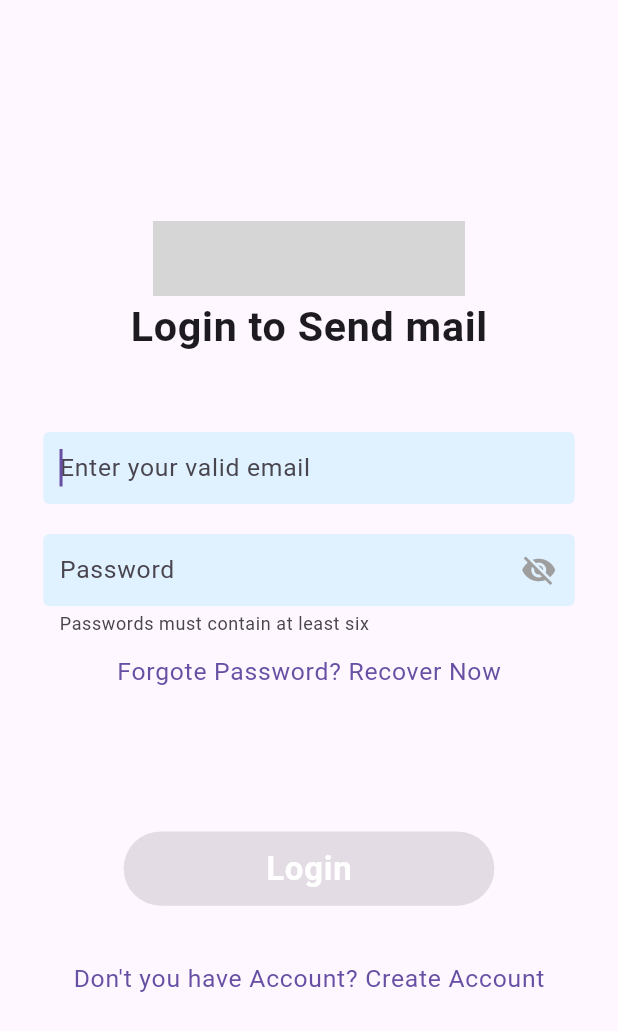
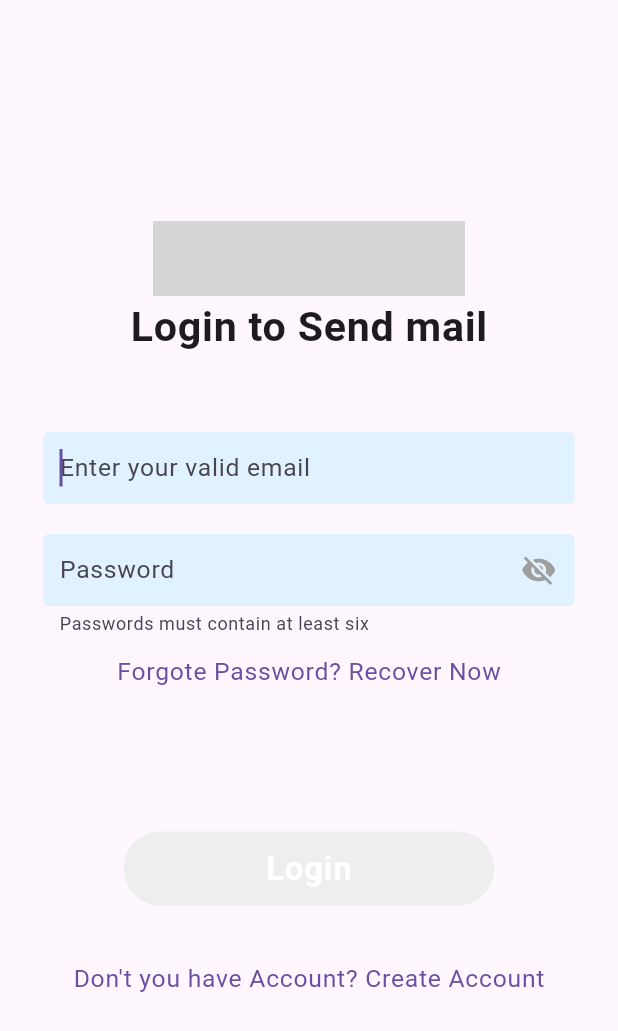
Before and after one commit to sattar-kuet/docs24, a Flutter app: the screen it shows after launch, on a phone screen of 412 x 824 dp. Shown: the top 1031 px of the screen. Run offline on Flutter 3.47's test engine with Material 3 defaults, Android fonts, the light colour scheme and no system bars; drawn by our look-alikes of loading_overlay; our stand-ins replace bloc, csc_picker, date_field, equatable, file_picker, flutter_bloc and 8 more; missing offline and left inert: custom_searchable_dropdown, document_viewer, easy_autocomplete, syncfusion_flutter_signaturepad; network calls fail; statements that could not run were skipped; grey boxes are pictures that could not be loaded.

Commit message:
login button enable color change

```diff
--- a/lib/page/Auth/Login/LoginView.dart
+++ b/lib/page/Auth/Login/LoginView.dart
@@ -105,6 +105,18 @@ class LoginView extends StatelessWidget {
                                           password: stateAction
                                               .passwordController.value.text)
                                   : null,
+                              style: ButtonStyle(
+                                backgroundColor: MaterialStateProperty.resolveWith<Color>(
+                                      (Set<MaterialState> states) {
+                                    if (stateAction.isbtnEnabl) {
+                                      // Return the color when the button is disabled
+                                      return Colors.blue.shade200; // Change this to your desired color
+                                    }
+                                    // Return the color when the button is enabled
+                                    return Colors.grey.shade200; // Change this to your desired color
+                                  },
+                                ),
+                              ),
                               child: Text(
                                 "Login",
                                 style: Theme.of(context)
--- a/lib/page/SendMail/sendMailView.dart
+++ b/lib/page/SendMail/sendMailView.dart
@@ -268,7 +268,7 @@ class _SendMailViewState extends State<SendMailView> {
                                       return Colors.blue.shade200; // Change this to your desired color
                                     }
                                     // Return the color when the button is enabled
-                                    return Colors.white; // Change this to your desired color
+                                    return Colors.grey.shade200; // Change this to your desired color
                                   },
                                 ),
                               ),
```
